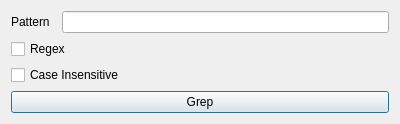
tomaszkaliciak/ProntoPredator, file src/GrepDialogWindow.ui: the form before one commit.
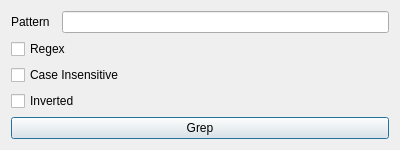
The form after the commit.

Commit message: Grep inversion added.

What changed in the file:
```diff
--- a/src/GrepDialogWindow.ui
+++ b/src/GrepDialogWindow.ui
@@ -16,10 +16,10 @@
   <layout class="QGridLayout" name="gridLayout">
    <item row="1" column="0">
     <layout class="QGridLayout" name="gridLayout_3">
-     <item row="4" column="0">
-      <widget class="QPushButton" name="button">
+     <item row="1" column="0">
+      <widget class="QCheckBox" name="regex_check">
        <property name="text">
-        <string>Grep</string>
+        <string>Regex</string>
        </property>
       </widget>
      </item>
@@ -46,10 +46,10 @@
        </item>
       </layout>
      </item>
-     <item row="1" column="0">
-      <widget class="QCheckBox" name="regex_check">
+     <item row="5" column="0">
+      <widget class="QPushButton" name="button">
        <property name="text">
-        <string>Regex</string>
+        <string>Grep</string>
        </property>
       </widget>
      </item>
@@ -60,6 +60,16 @@
        </property>
       </widget>
      </item>
+     <item row="3" column="0">
+      <widget class="QCheckBox" name="inverted_check">
+       <property name="focusPolicy">
+        <enum>Qt::StrongFocus</enum>
+       </property>
+       <property name="text">
+        <string>Inverted</string>
+       </property>
+      </widget>
+     </item>
     </layout>
    </item>
   </layout>
```
The commit also changes 6 other files.
